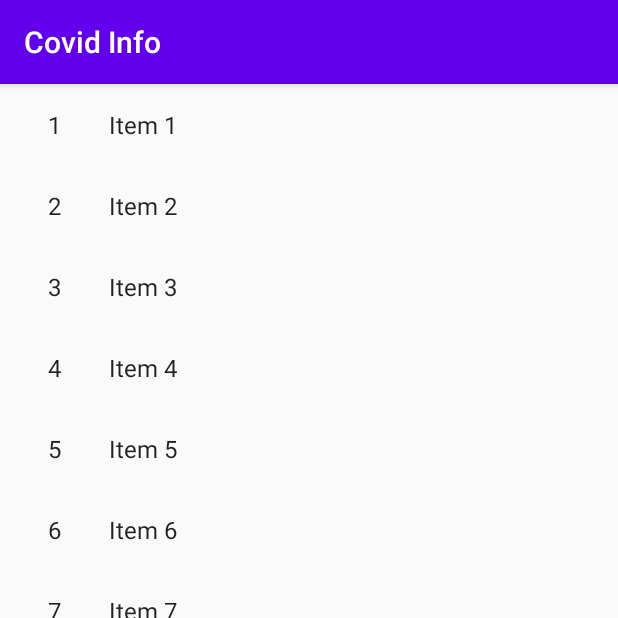
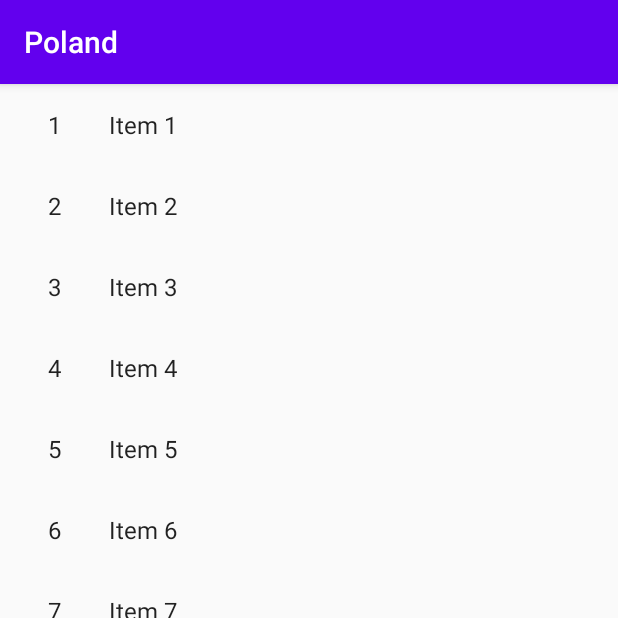
Before and after one commit to kamk2k/Covid-Info, an Android app: the CountriesFragment screen opened through its navigation route, on a phone screen of 412 x 824 dp, the top half of it. Run offline under Robolectric (Android 15) with nearby library versions, the phone set to English and light mode, and no system bars.

Commit message:
Adds CountriesFragment view implementation

```diff
--- a/app/src/main/java/com/corellidev/covidinfo/MainActivity.kt
+++ b/app/src/main/java/com/corellidev/covidinfo/MainActivity.kt
@@ -1,11 +1,17 @@
 package com.corellidev.covidinfo
 
+import android.os.Bundle
+import android.view.View
 import androidx.appcompat.app.AppCompatActivity
-import android.os.Bundle
+import androidx.appcompat.widget.Toolbar
+
 
 class MainActivity : AppCompatActivity() {
     override fun onCreate(savedInstanceState: Bundle?) {
         super.onCreate(savedInstanceState)
         setContentView(R.layout.activity_main)
+
+        val toolbar: Toolbar = findViewById<View>(R.id.toolbar) as Toolbar
+        setSupportActionBar(toolbar)
     }
 }
--- a/app/src/main/java/com/corellidev/covidinfo/list/CountriesFragment.kt
+++ b/app/src/main/java/com/corellidev/covidinfo/list/CountriesFragment.kt
@@ -16,14 +16,8 @@ import com.corellidev.covidinfo.dummy.DummyContent
  */
 class CountriesFragment : Fragment() {
 
-    private var columnCount = 1
-
     override fun onCreate(savedInstanceState: Bundle?) {
         super.onCreate(savedInstanceState)
-
-        arguments?.let {
-            columnCount = it.getInt(ARG_COLUMN_COUNT)
-        }
     }
 
     override fun onCreateView(
@@ -35,10 +29,7 @@ class CountriesFragment : Fragment() {
         // Set the adapter
         if (view is RecyclerView) {
             with(view) {
-                layoutManager = when {
-                    columnCount <= 1 -> LinearLayoutManager(context)
-                    else -> GridLayoutManager(context, columnCount)
-                }
+                layoutManager = LinearLayoutManager(context)
                 adapter =
                     CountryRecyclerViewAdapter(
                         DummyContent.ITEMS
@@ -48,18 +39,4 @@ class CountriesFragment : Fragment() {
         return view
     }
 
-    companion object {
-
-        // TODO: Customize parameter argument names
-        const val ARG_COLUMN_COUNT = "column-count"
-
-        // TODO: Customize parameter initialization
-        @JvmStatic
-        fun newInstance(columnCount: Int) =
-            CountriesFragment().apply {
-                arguments = Bundle().apply {
-                    putInt(ARG_COLUMN_COUNT, columnCount)
-                }
-            }
-    }
 }
--- a/app/src/main/java/com/corellidev/covidinfo/statistics/CountryStatisticsFragment.kt
+++ b/app/src/main/java/com/corellidev/covidinfo/statistics/CountryStatisticsFragment.kt
@@ -1,40 +1,56 @@
 package com.corellidev.covidinfo.statistics
 
-import androidx.lifecycle.ViewModelProvider
 import android.os.Bundle
-import androidx.fragment.app.Fragment
 import android.view.LayoutInflater
 import android.view.View
 import android.view.ViewGroup
 import android.widget.TextView
+import androidx.appcompat.app.AppCompatActivity
+import androidx.fragment.app.Fragment
+import androidx.lifecycle.ViewModelProvider
+import androidx.lifecycle.observe
 import androidx.navigation.findNavController
 import com.corellidev.covidinfo.R
+import kotlinx.android.synthetic.main.fragment_country_statistics.*
+import java.text.DateFormat
+
 
 class CountryStatisticsFragment : Fragment() {
 
-    companion object {
-        fun newInstance() =
-            CountryStatisticsFragment()
-    }
-
     private lateinit var viewModel: CountryStatisticsViewModel
+    private lateinit var rootView: View
 
     override fun onCreateView(
         inflater: LayoutInflater, container: ViewGroup?,
         savedInstanceState: Bundle?
     ): View? {
-        val view = inflater.inflate(R.layout.fragment_country_statistics, container, false)
-        view.findViewById<TextView>(R.id.hello_text).setOnClickListener {
+        rootView = inflater.inflate(R.layout.fragment_country_statistics, container, false)
+        rootView.findViewById<TextView>(R.id.confirmed_text).setOnClickListener {
             val action = CountryStatisticsFragmentDirections.actionCountryStatisticsFragmentToCountriesFragment()
             it.findNavController().navigate(action)
         }
-        return view
+        return rootView
     }
 
     override fun onActivityCreated(savedInstanceState: Bundle?) {
         super.onActivityCreated(savedInstanceState)
         viewModel = ViewModelProvider(this).get(CountryStatisticsViewModel::class.java)
-        // TODO: Use the ViewModel
+        viewModel.getCountry().observe(this) {
+            (activity as? AppCompatActivity)?.supportActionBar?.title = it
+        }
+        viewModel.getDate().observe(this) {
+            date_text.text = DateFormat.getDateInstance().format(it)
+        }
+        viewModel.getConfirmed().observe(this) {
+            confirmed_value.text = it.toString()
+        }
+        viewModel.getRecovered().observe(this) {
+            recovered_value.text = it.toString()
+        }
+        viewModel.getDeaths().observe(this) {
+            deaths_value.text = it.toString()
+        }
     }
 
+
 }
--- a/app/src/main/java/com/corellidev/covidinfo/statistics/CountryStatisticsViewModel.kt
+++ b/app/src/main/java/com/corellidev/covidinfo/statistics/CountryStatisticsViewModel.kt
@@ -1,7 +1,22 @@
 package com.corellidev.covidinfo.statistics
 
+import androidx.lifecycle.LiveData
+import androidx.lifecycle.MutableLiveData
 import androidx.lifecycle.ViewModel
+import java.util.*
 
 class CountryStatisticsViewModel : ViewModel() {
-    // TODO: Implement the ViewModel
+
+    private val country: MutableLiveData<String> = MutableLiveData("Poland")
+    private val date: MutableLiveData<Date> = MutableLiveData(Date())
+    private val confirmed: MutableLiveData<Int> = MutableLiveData(12)
+    private val recovered: MutableLiveData<Int> = MutableLiveData(12)
+    private val deaths: MutableLiveData<Int> = MutableLiveData(12)
+
+    fun getCountry() : LiveData<String> = country
+    fun getDate() : LiveData<Date> = date
+    fun getConfirmed() : LiveData<Int> = confirmed
+    fun getRecovered() : LiveData<Int> = recovered
+    fun getDeaths() : LiveData<Int> = deaths
+
 }
--- a/app/src/main/res/layout/activity_main.xml
+++ b/app/src/main/res/layout/activity_main.xml
@@ -1,21 +1,45 @@
 <?xml version="1.0" encoding="utf-8"?>
-<androidx.constraintlayout.widget.ConstraintLayout xmlns:android="http://schemas.android.com/apk/res/android"
+<androidx.coordinatorlayout.widget.CoordinatorLayout
+    xmlns:android="http://schemas.android.com/apk/res/android"
     xmlns:app="http://schemas.android.com/apk/res-auto"
-    xmlns:tools="http://schemas.android.com/tools"
     android:layout_width="match_parent"
     android:layout_height="match_parent"
-    tools:context=".MainActivity">
+    android:fitsSystemWindows="true">
 
-    <androidx.fragment.app.FragmentContainerView
-        android:id="@+id/nav_host_fragment"
-        android:name="androidx.navigation.fragment.NavHostFragment"
-        android:layout_width="0dp"
-        android:layout_height="0dp"
+    <com.google.android.material.appbar.AppBarLayout
+        android:id="@+id/appBar"
+        android:layout_width="match_parent"
+        android:layout_height="wrap_content"
+        android:theme="@style/ThemeOverlay.AppCompat.ActionBar">
+
+        <androidx.appcompat.widget.Toolbar
+            android:id="@+id/toolbar"
+            android:layout_width="match_parent"
+            android:layout_height="?attr/actionBarSize"
+            android:background="?attr/colorPrimary"
+            app:layout_scrollFlags="scroll|enterAlways"
+            app:titleTextColor="@android:color/white" />
+
+    </com.google.android.material.appbar.AppBarLayout>
+
+    <androidx.core.widget.NestedScrollView
+        android:layout_width="match_parent"
+        android:layout_height="match_parent"
+        app:layout_constraintBottom_toBottomOf="parent"
         app:layout_constraintLeft_toLeftOf="parent"
         app:layout_constraintRight_toRightOf="parent"
-        app:layout_constraintTop_toTopOf="parent"
-        app:layout_constraintBottom_toBottomOf="parent"
-        app:defaultNavHost="true"
-        app:navGraph="@navigation/nav_graph" />
+        app:layout_constraintTop_toBottomOf="@id/appBar"
+        app:layout_behavior="@string/appbar_scrolling_view_behavior">
 
-</androidx.constraintlayout.widget.ConstraintLayout>
+        <androidx.fragment.app.FragmentContainerView
+            android:id="@+id/nav_host_fragment"
+            android:name="androidx.navigation.fragment.NavHostFragment"
+            android:layout_width="match_parent"
+            android:layout_height="match_parent"
+            app:defaultNavHost="true"
+            app:layout_behavior="@string/appbar_scrolling_view_behavior"
+            app:navGraph="@navigation/nav_graph" />
+
+    </androidx.core.widget.NestedScrollView>
+
+</androidx.coordinatorlayout.widget.CoordinatorLayout>
--- a/app/src/main/res/values/strings.xml
+++ b/app/src/main/res/values/strings.xml
@@ -1,3 +1,6 @@
 <resources>
     <string name="app_name">Covid Info</string>
+    <string name="confirmed">Confirmed</string>
+    <string name="recovered">Recovered</string>
+    <string name="deaths">Deaths</string>
 </resources>
```
Also changed, not shown: app/src/main/res/layout/fragment_country_statistics.xml (+59 -6 lines), app/src/main/res/values/styles.xml (+18 -1 lines).
